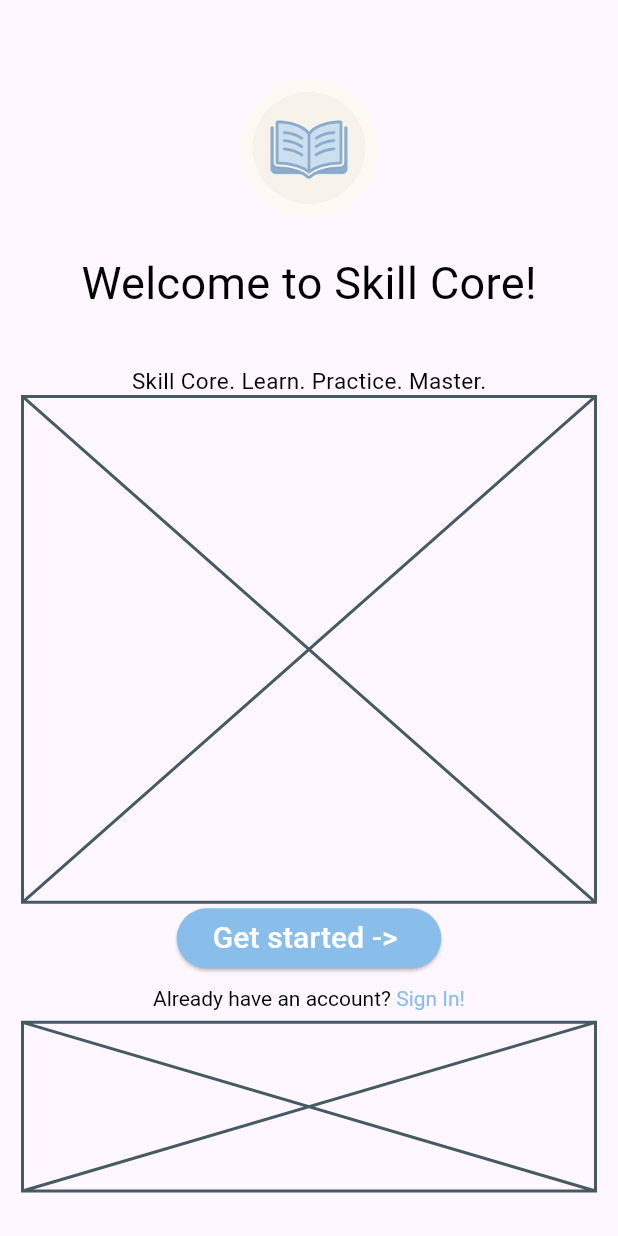
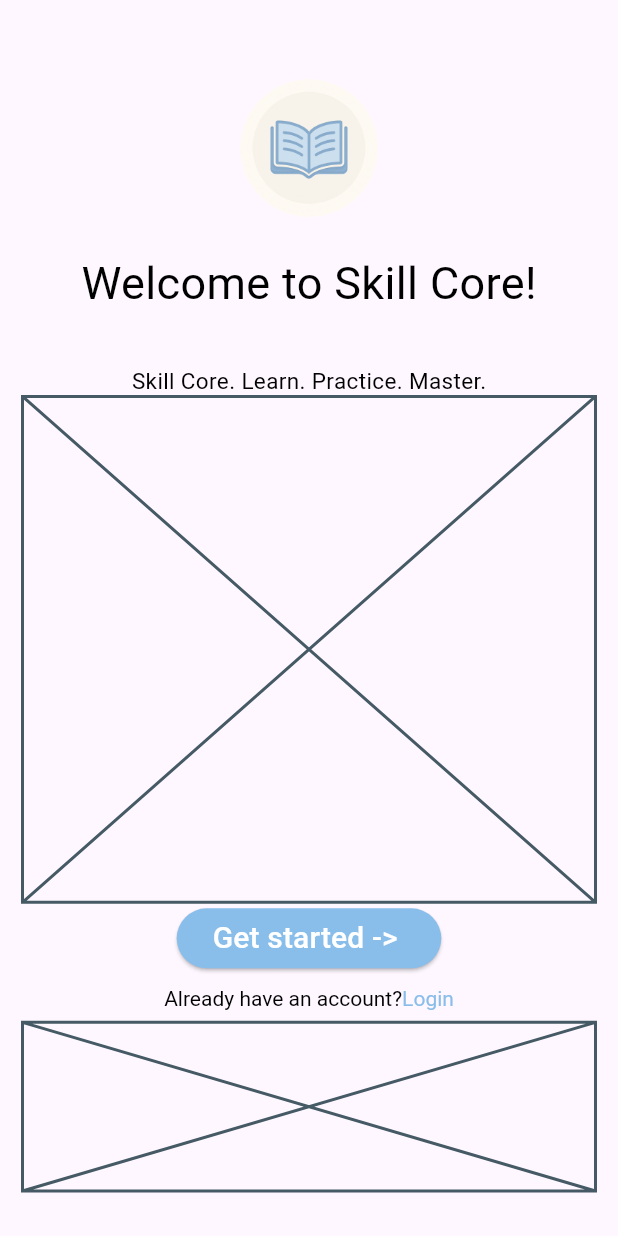
Before and after one commit to haykmovsisyan01/skill_core, a Flutter app: the screen it shows after launch, on a phone screen of 412 x 824 dp. Run offline on Flutter 3.47's test engine with Material 3 defaults, Android fonts, the phone set to English and light mode, and no system bars; our stand-ins replace bloc, firebase_auth, firebase_core, flutter_bloc, flutter_native_splash, flutter_riverpod and 2 more; accounts and stored records are empty; generated files the repository leaves out were written again.

Commit message:
New strings

```diff
--- a/lib/config/strings.dart
+++ b/lib/config/strings.dart
@@ -1 +1,10 @@
 const String appName = 'Skill Core';
+const String skillCoreSlogan = 'Skill Core. Learn. Practice. Master.';
+const String getStarted = 'Get started -> ';
+const String alreadyHaveAcc = 'Already have an account?';
+const String signUp = 'Sign Up';
+const String login = 'Login';
+const String email = 'Email';
+const String password = 'Password';
+const String confirmPassword = 'Confirm Password';
+const String unknownError = 'Unknown error';
--- a/lib/presentation/screens/welcome/welcome_page.dart
+++ b/lib/presentation/screens/welcome/welcome_page.dart
@@ -3,11 +3,11 @@ import 'package:flutter/material.dart';
 import 'package:go_router/go_router.dart';
 import 'package:skill_core/config/colors.dart';
 import 'package:skill_core/presentation/routes.dart';
-import 'package:skill_core/presentation/screens/riverpod_example.dart';
 import 'package:skill_core/presentation/widgets/sc_button.dart';
 import 'package:skill_core/presentation/widgets/sc_text.dart';
 
 import '../../../config/constants.dart';
+import '../../../config/strings.dart';
 
 class WelcomePage extends StatefulWidget {
   const WelcomePage({super.key});
@@ -43,23 +43,15 @@ class _WelcomePageState extends State<WelcomePage> {
                 width: MediaQuery.sizeOf(context).width / 3,
                 height: MediaQuery.sizeOf(context).width / 3,
               ),
-              ScText('Welcome to Skill Core!', fontSize: 30),
+              ScText('Welcome to $appName!', fontSize: 30),
               SizedBox(height: MediaQuery.sizeOf(context).height / 25),
-              ScText(
-                'Skill Core. Learn. Practice. Master.',
-                fontSize: 15,
-                color: Colors.black,
-              ),
+              ScText(skillCoreSlogan, fontSize: 15, color: Colors.black),
               Expanded(flex: 3, child: Placeholder()),
               ScButton(
                 onPressed: () {
                   context.push(signUpRoute);
                 },
-                child: ScText(
-                  'Get started -> ',
-                  color: Colors.white,
-                  fontSize: 20,
-                ),
+                child: ScText(getStarted, color: Colors.white, fontSize: 20),
               ),
               Padding(
                 padding: const EdgeInsets.all(8.0),
@@ -67,11 +59,11 @@ class _WelcomePageState extends State<WelcomePage> {
                   text: TextSpan(
                     children: [
                       TextSpan(
-                        text: 'Already have an account?',
+                        text: alreadyHaveAcc,
                         style: TextStyle(color: Colors.black),
                       ),
                       TextSpan(
-                        text: ' Sign In!',
+                        text: login,
                         style: TextStyle(color: primaryColor),
                         recognizer: recognizer,
                       ),
```
Also changed, not shown: lib/data/sources/remote/firebase_client.dart (+5 -5 lines), lib/presentation/screens/login/login_page.dart (+5 -6 lines), lib/presentation/screens/sign_up/sign_up_page.dart (+6 -8 lines), lib/presentation/screens/riverpod_example.dart (deleted).
